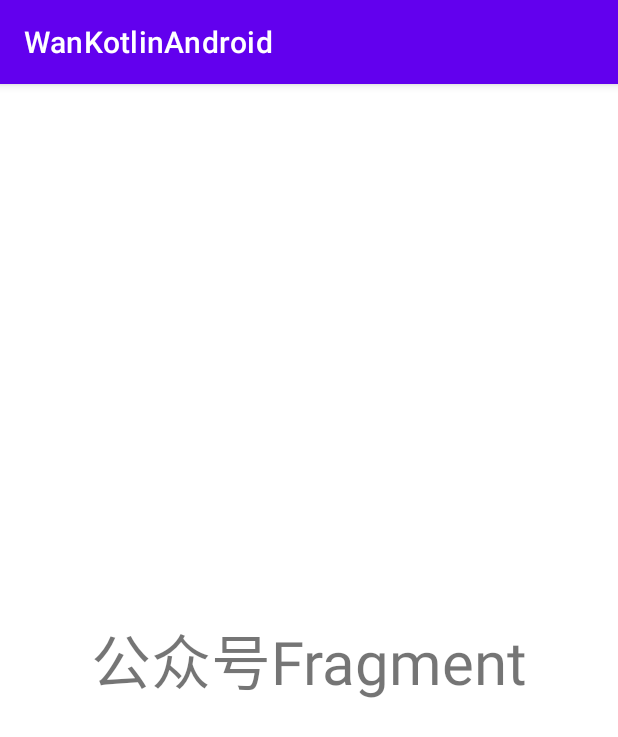
After one commit to Ellen2018/WanKotlinAndroid, an Android app: the fragment GzhFragment shown on its own in the app's theme, on a phone screen of 412 x 824 dp. The commit adds this screen. Shown: the top 737 px of the screen. Run offline under Robolectric (Android 15) with nearby library versions, the phone set to English and light mode, and no system bars; 1 statement that could not run was skipped.

Commit message:
完成主界面的架子

```diff
--- /dev/null
+++ b/app/src/main/java/com/yalemang/wankotlinandroid/base/BaseFragment.kt
@@ -0,0 +1,26 @@
+package com.yalemang.wankotlinandroid.base
+
+import android.os.Bundle
+import android.view.LayoutInflater
+import android.view.View
+import android.view.ViewGroup
+import androidx.fragment.app.Fragment
+
+abstract class BaseFragment:Fragment() {
+
+    override fun onCreateView(
+        inflater: LayoutInflater,
+        container: ViewGroup?,
+        savedInstanceState: Bundle?
+    ): View? {
+        val view = inflater.inflate(setLayoutId(),container,false)
+        initView()
+        initData()
+        return view
+    }
+
+    protected abstract fun initView()
+    protected abstract fun initData()
+    protected abstract fun setLayoutId():Int
+
+}
--- /dev/null
+++ b/app/src/main/java/com/yalemang/wankotlinandroid/ui/main/fragment/gzh/GzhFragment.kt
@@ -0,0 +1,21 @@
+package com.yalemang.wankotlinandroid.ui.main.fragment.gzh
+
+import com.yalemang.wankotlinandroid.R
+import com.yalemang.wankotlinandroid.base.BaseFragment
+
+/**
+ * 公众号Fragment
+ */
+class GzhFragment:BaseFragment(){
+    override fun initView() {
+
+    }
+
+    override fun initData() {
+
+    }
+
+    override fun setLayoutId(): Int {
+       return R.layout.fragment_gzh
+    }
+}
--- /dev/null
+++ b/app/src/main/res/layout/fragment_gzh.xml
@@ -0,0 +1,13 @@
+<?xml version="1.0" encoding="utf-8"?>
+<RelativeLayout xmlns:android="http://schemas.android.com/apk/res/android"
+    android:layout_width="match_parent"
+    android:layout_height="match_parent">
+
+    <TextView
+        android:layout_width="match_parent"
+        android:text="公众号Fragment"
+        android:gravity="center"
+        android:textSize="40sp"
+        android:layout_height="match_parent"/>
+
+</RelativeLayout>
```
Also changed, not shown: app/src/main/java/com/yalemang/wankotlinandroid/ui/main/MainActivity.kt (+49 -10 lines), app/src/main/java/com/yalemang/wankotlinandroid/ui/main/adapter/MainPagerFragmentAdapter.kt (added, +40 -0 lines), app/src/main/java/com/yalemang/wankotlinandroid/ui/main/fragment/gc/GcFragment.kt (added, +21 -0 lines), app/src/main/java/com/yalemang/wankotlinandroid/ui/main/fragment/main/MainFragment.kt (added, +18 -0 lines), app/src/main/java/com/yalemang/wankotlinandroid/ui/main/fragment/project/ProjectFragment.kt (added, +21 -0 lines), app/src/main/java/com/yalemang/wankotlinandroid/ui/main/fragment/system/SystemFragment.kt (added, +21 -0 lines), app/src/main/res/layout/activity_main.xml (+19 -6 lines), app/src/main/res/layout/fragment_gc.xml (added, +13 -0 lines), app/src/main/res/layout/fragment_main.xml (added, +13 -0 lines), app/src/main/res/layout/fragment_project.xml (added, +13 -0 lines), app/src/main/res/layout/fragment_system.xml (added, +13 -0 lines), app/src/main/res/menu/menu_main.xml (+23 -4 lines).
